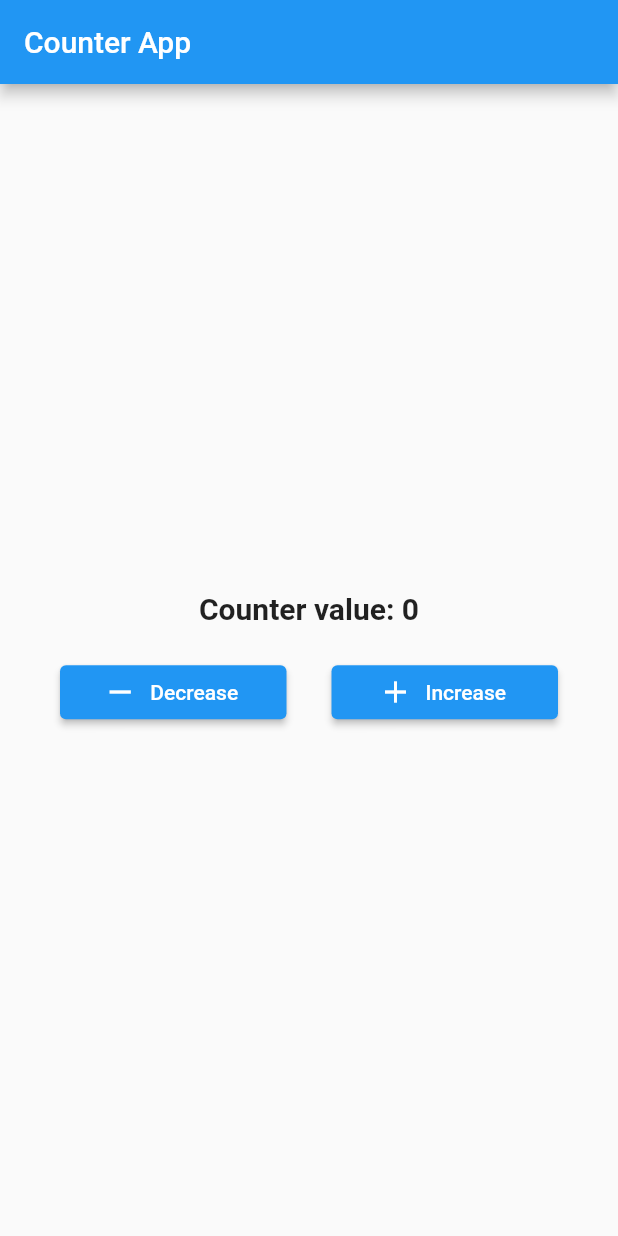
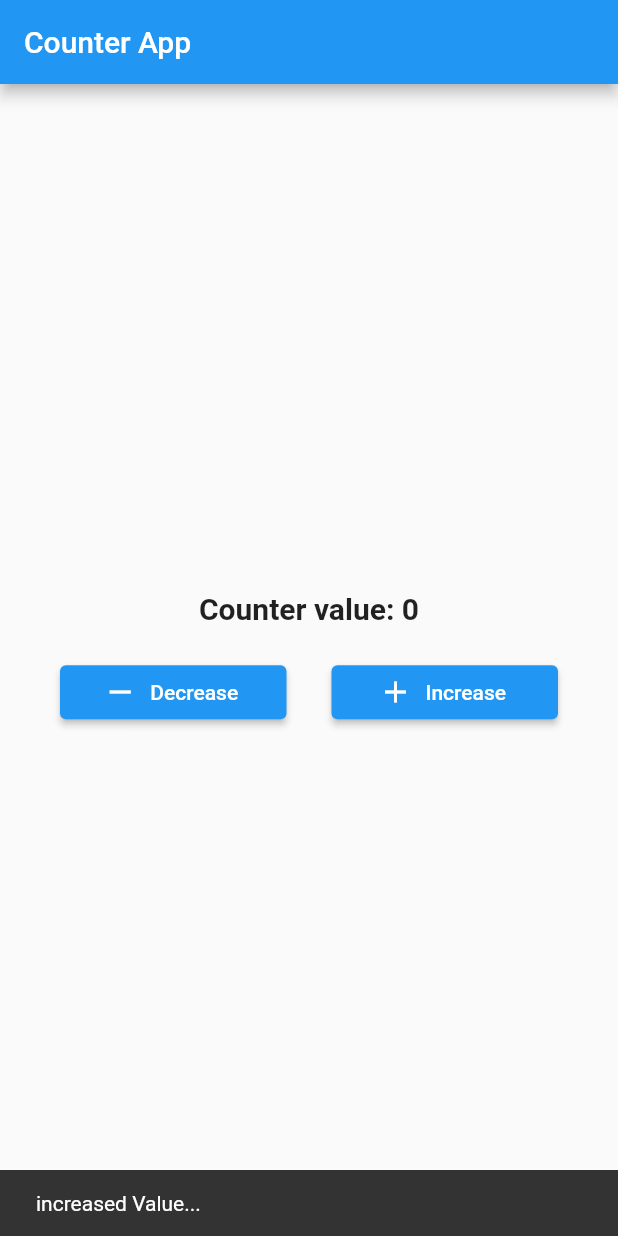
Before and after one commit to premnadhbr/bloc_basics, a Flutter app: the screen it shows after launch, after a tap on "Decrease", after a tap on "Increase", on a phone screen of 412 x 824 dp. Run offline on Flutter 3.47's test engine with Material 2 defaults, Android fonts, the phone set to English and light mode, and no system bars; our stand-ins replace bloc, equatable, flutter_bloc.

Commit message:
done basics

```diff
--- /dev/null
+++ b/lib/counter/bloc/counter_bloc.dart
@@ -0,0 +1,24 @@
+import 'dart:async';
+
+import 'package:bloc/bloc.dart';
+import 'package:equatable/equatable.dart';
+
+part 'counter_event.dart';
+part 'counter_state.dart';
+
+class CounterBloc extends Bloc<CounterEvent, CounterState> {
+  CounterBloc() : super(CounterInitial(counterValue: 0)) {
+    on<CounterIncrementEvent>(counterIncrementEvent);
+    on<CounterDecrementEvent>(counterDecrementEvent);
+  }
+
+  FutureOr<void> counterIncrementEvent(
+      CounterIncrementEvent event, Emitter<CounterState> emit) {
+    emit(IncrementState(state.counterValue + 1));
+  }
+
+  FutureOr<void> counterDecrementEvent(
+      CounterDecrementEvent event, Emitter<CounterState> emit) {
+    emit(DecrementState(state.counterValue - 1));
+  }
+}
--- /dev/null
+++ b/lib/counter/bloc/counter_event.dart
@@ -0,0 +1,7 @@
+part of 'counter_bloc.dart';
+
+sealed class CounterEvent {}
+
+class CounterIncrementEvent extends CounterEvent {}
+
+class CounterDecrementEvent extends CounterEvent {}
--- /dev/null
+++ b/lib/counter/bloc/counter_state.dart
@@ -0,0 +1,23 @@
+part of 'counter_bloc.dart';
+
+class CounterState extends Equatable {
+  final counterValue;
+  const CounterState({required this.counterValue});
+
+  @override
+  List<Object> get props => [counterValue];
+}
+
+final class CounterInitial extends CounterState {
+  CounterInitial({required super.counterValue});
+}
+
+class IncrementState extends CounterState {
+  final int incresedValue;
+  IncrementState(this.incresedValue) : super(counterValue: incresedValue);
+}
+
+class DecrementState extends CounterState {
+  final int decresedValue;
+  DecrementState(this.decresedValue) : super(counterValue: decresedValue);
+}
--- /dev/null
+++ b/lib/counter/bloc/my_bloc_observer.dart
@@ -0,0 +1,27 @@
+import 'package:bloc/bloc.dart';
+
+class MyBlocObserver extends BlocObserver {
+  @override
+  void onEvent(Bloc bloc, Object? event) {
+    super.onEvent(bloc, event);
+    print('${bloc.runtimeType} ${event}');
+  }
+
+  @override
+  void onError(BlocBase bloc, Object error, StackTrace stackTrace) {
+    super.onError(bloc, error, stackTrace);
+    print('$error');
+  }
+
+  @override
+  void onChange(BlocBase bloc, Change change) {
+    super.onChange(bloc, change);
+    print('$change');
+  }
+
+  @override
+  void onTransition(Bloc bloc, Transition transition) {
+    super.onTransition(bloc, transition);
+    print('$transition');
+  }
+}
--- a/lib/main.dart
+++ b/lib/main.dart
@@ -1,7 +1,11 @@
 import 'package:flutter/material.dart';
+import 'package:flutter_application_1/counter/bloc/counter_bloc.dart';
+import 'package:flutter_application_1/counter/bloc/my_bloc_observer.dart';
 import 'package:flutter_application_1/screens/screen.dart';
+import 'package:flutter_bloc/flutter_bloc.dart';
 
 void main() {
+  Bloc.observer = MyBlocObserver();
   runApp(const MyApp());
 }
 
@@ -10,8 +14,12 @@ class MyApp extends StatelessWidget {
 
   @override
   Widget build(BuildContext context) {
-    return const MaterialApp(
-      home: HomeScreen(),
+    return BlocProvider(
+      create: (context) => CounterBloc(),
+      child: const MaterialApp(
+        debugShowCheckedModeBanner: false,
+        home: HomeScreen(),
+      ),
     );
   }
 }
--- a/lib/screens/screen.dart
+++ b/lib/screens/screen.dart
@@ -1,26 +1,9 @@
 import 'package:flutter/material.dart';
+import 'package:flutter_application_1/counter/bloc/counter_bloc.dart';
+import 'package:flutter_bloc/flutter_bloc.dart';
 
-class HomeScreen extends StatefulWidget {
+class HomeScreen extends StatelessWidget {
   const HomeScreen({Key? key}) : super(key: key);
-
-  @override
-  State<HomeScreen> createState() => _HomeScreenState();
-}
-
-class _HomeScreenState extends State<HomeScreen> {
-  int counterValue = 0;
-
-  void increaseNumber() {
-    setState(() {
-      counterValue++;
-    });
-  }
-
-  void decreaseNumber() {
-    setState(() {
-      counterValue--;
-    });
-  }
 
   @override
   Widget build(BuildContext context) {
@@ -34,12 +17,30 @@ class _HomeScreenState extends State<HomeScreen> {
           mainAxisAlignment: MainAxisAlignment.center,
           children: [
             Container(
-              child: Center(
-                  child: Text(
-                'Counter value: $counterValue',
-                style:
-                    const TextStyle(fontSize: 20, fontWeight: FontWeight.bold),
-              )),
+              child: BlocListener<CounterBloc, CounterState>(
+                listener: (context, state) {
+                  if (state is IncrementState) {
+                    ScaffoldMessenger.of(context).showSnackBar(const SnackBar(
+                      content: Text('increased Value...'),
+                      duration: Duration(seconds: 2),
+                    ));
+                  } else if (state is DecrementState) {
+                    ScaffoldMessenger.of(context).showSnackBar(const SnackBar(
+                      content: Text('Decresed Value...'),
+                      duration: Duration(seconds: 2),
+                    ));
+                  }
+                },
+                child: Center(child: BlocBuilder<CounterBloc, CounterState>(
+                  builder: (context, state) {
+                    return Text(
+                      'Counter value: ${state.counterValue}',
+                      style: const TextStyle(
+                          fontSize: 20, fontWeight: FontWeight.bold),
+                    );
+                  },
+                )),
+              ),
             ),
             const SizedBox(
               height: 20,
@@ -51,7 +52,9 @@ class _HomeScreenState extends State<HomeScreen> {
                 children: [
                   Expanded(
                     child: ElevatedButton.icon(
-                      onPressed: () => decreaseNumber(),
+                      onPressed: () => context
+                          .read<CounterBloc>()
+                          .add(CounterDecrementEvent()),
                       icon: const Icon(Icons.remove),
                       label: const Text('Decrease'),
                     ),
@@ -61,7 +64,9 @@ class _HomeScreenState extends State<HomeScreen> {
                   ),
                   Expanded(
                     child: ElevatedButton.icon(
-                      onPressed: () => increaseNumber(),
+                      onPressed: () => context
+                          .read<CounterBloc>()
+                          .add(CounterIncrementEvent()),
                       icon: const Icon(Icons.add),
                       label: const Text('Increase'),
                     ),
--- a/pubspec.yaml
+++ b/pubspec.yaml
@@ -35,6 +35,9 @@ dependencies:
   # The following adds the Cupertino Icons font to your application.
   # Use with the CupertinoIcons class for iOS style icons.
   cupertino_icons: ^1.0.2
+  flutter_bloc: ^8.1.3
+  equatable: ^2.0.5
+  bloc: ^8.1.2
 
 dev_dependencies:
   flutter_test:
```
Also changed, not shown: pubspec.lock.
